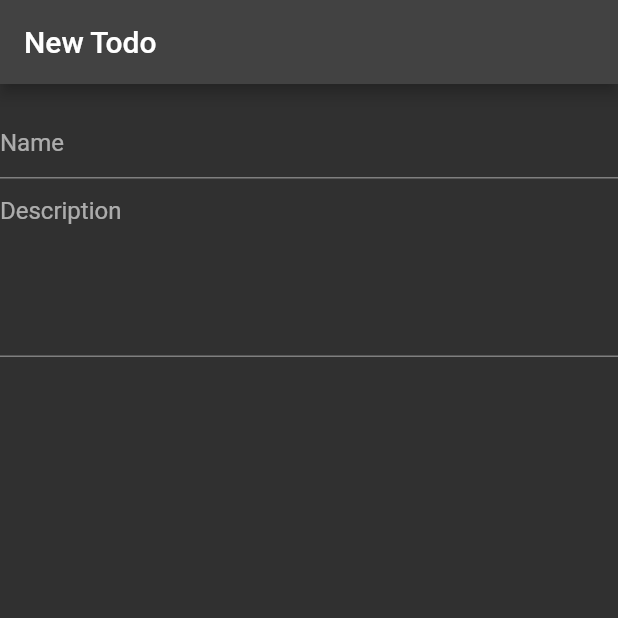
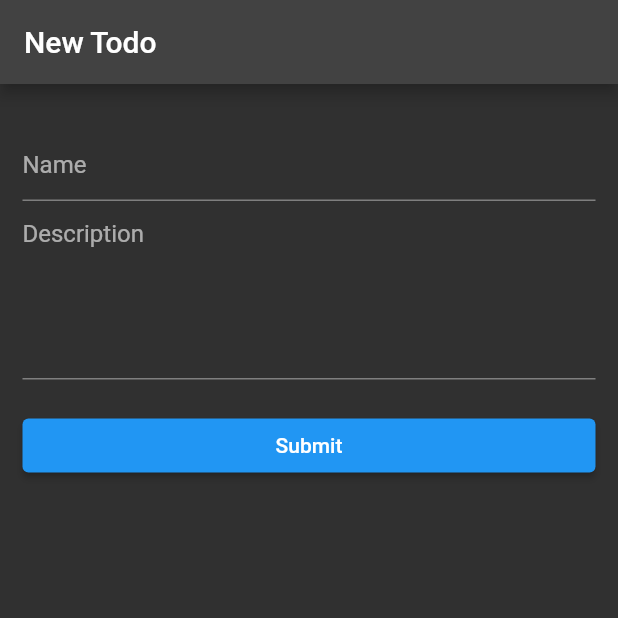
Before and after one commit to soulandbone/todo_api_app, a Flutter app: the AddTodoScreen screen opened directly, on a phone screen of 412 x 824 dp, the top half of it. Run offline on Flutter 3.47's test engine with Material 2 defaults, Android fonts, the phone set to English and light mode, and no system bars; our stand-ins replace gap.

Commit message:
submit button, to submit the form

```diff
--- a/lib/screens/add_todo_screen.dart
+++ b/lib/screens/add_todo_screen.dart
@@ -19,6 +19,7 @@ class _AddTodoScreenState extends State<AddTodoScreen> {
         title: const Text('New Todo'),
       ),
       body: ListView(
+        padding: const EdgeInsets.all(15),
         children: [
           const Gap(15),
           TextField(
@@ -27,12 +28,15 @@ class _AddTodoScreenState extends State<AddTodoScreen> {
           ),
           TextField(
             controller: description,
+            keyboardType: TextInputType.multiline,
             minLines: 5,
             maxLines: 8,
             decoration: const InputDecoration(
               hintText: 'Description',
             ),
-          )
+          ),
+          const Gap(20),
+          ElevatedButton(onPressed: () {}, child: const Text('Submit'))
         ],
       ),
     );
```
